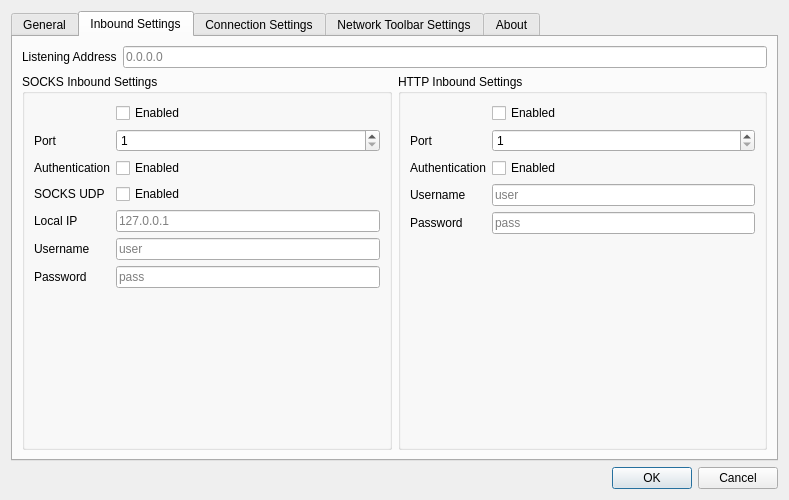
This is src/ui/w_PrefrencesWindow.ui in darsvador/qvssr as Qt 5 draws it before an edit. The edited form follows.
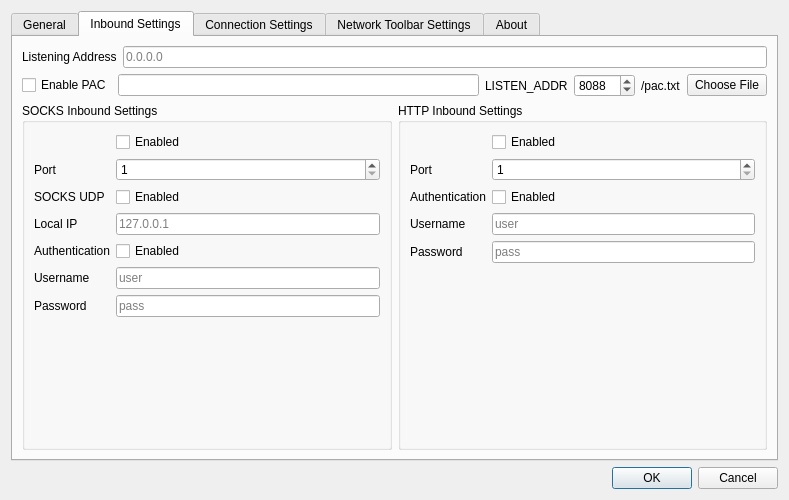
This is the edited form. The open tabs and pages were chosen to show the change. Icons and pictures are not drawn.

The edit to the form file:
```diff
--- a/src/ui/w_PrefrencesWindow.ui
+++ b/src/ui/w_PrefrencesWindow.ui
@@ -248,7 +248,7 @@
       <attribute name="title">
        <string>Inbound Settings</string>
       </attribute>
-      <layout class="QVBoxLayout" name="verticalLayout" stretch="0,1">
+      <layout class="QVBoxLayout" name="verticalLayout" stretch="0,0,1">
        <item>
         <layout class="QFormLayout" name="formLayout_4">
          <item row="0" column="0">
@@ -267,6 +267,54 @@
          </item>
         </layout>
        </item>
+       <item>
+        <layout class="QHBoxLayout" name="horizontalLayout_3">
+         <item>
+          <widget class="QCheckBox" name="enablePACCB">
+           <property name="text">
+            <string>Enable PAC</string>
+           </property>
+          </widget>
+         </item>
+         <item>
+          <widget class="QLineEdit" name="pacLineEdit"/>
+         </item>
+         <item>
+          <widget class="QLabel" name="pacAddressLabel">
+           <property name="text">
+            <string>LISTEN_ADDR</string>
+           </property>
+          </widget>
+         </item>
+         <item>
+          <widget class="QSpinBox" name="pacPortEdit">
+           <property name="minimum">
+            <number>1</number>
+           </property>
+           <property name="maximum">
+            <number>65535</number>
+           </property>
+           <property name="value">
+            <number>8088</number>
+           </property>
+          </widget>
+         </item>
+         <item>
+          <widget class="QLabel" name="label_56">
+           <property name="text">
+            <string>/pac.txt</string>
+           </property>
+          </widget>
+         </item>
+         <item>
+          <widget class="QPushButton" name="pacChooseFileBtn">
+           <property name="text">
+            <string>Choose File</string>
+           </property>
+          </widget>
+         </item>
+        </layout>
+       </item>
        <item>
         <layout class="QHBoxLayout" name="horizontalLayout_2">
          <item>
@@ -300,47 +348,47 @@
              </widget>
             </item>
             <item row="2" column="0">
-             <widget class="QLabel" name="label_10">
-              <property name="text">
-               <string>Authentication</string>
-              </property>
-             </widget>
-            </item>
-            <item row="2" column="1">
-             <widget class="QCheckBox" name="socksAuthCB">
-              <property name="text">
-               <string>Enabled</string>
-              </property>
-             </widget>
-            </item>
-            <item row="3" column="0">
              <widget class="QLabel" name="label_14">
               <property name="text">
                <string>SOCKS UDP</string>
               </property>
              </widget>
             </item>
-            <item row="3" column="1">
+            <item row="2" column="1">
              <widget class="QCheckBox" name="socksUDPCB">
               <property name="text">
                <string>Enabled</string>
               </property>
              </widget>
             </item>
-            <item row="4" column="0">
+            <item row="3" column="0">
              <widget class="QLabel" name="label_25">
               <property name="text">
                <string>Local IP</string>
               </property>
              </widget>
             </item>
-            <item row="4" column="1">
+            <item row="3" column="1">
              <widget class="QLineEdit" name="socksUDPIP">
               <property name="placeholderText">
                <string notr="true">127.0.0.1</string>
               </property>
              </widget>
             </item>
+            <item row="4" column="0">
+             <widget class="QLabel" name="label_10">
+              <property name="text">
+               <string>Authentication</string>
+              </property>
+             </widget>
+            </item>
+            <item row="4" column="1">
+             <widget class="QCheckBox" name="socksAuthCB">
+              <property name="text">
+               <string>Enabled</string>
+              </property>
+             </widget>
+            </item>
             <item row="5" column="0">
              <widget class="QLabel" name="label_11">
               <property name="text">
```
